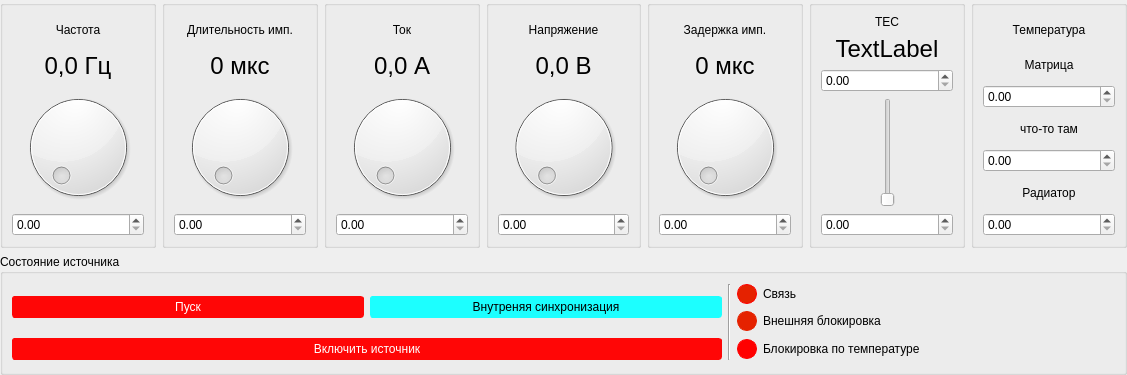
Qt form deviceform.ui (IlyaZh/FEDAL-modbus-emulator) before a commit.
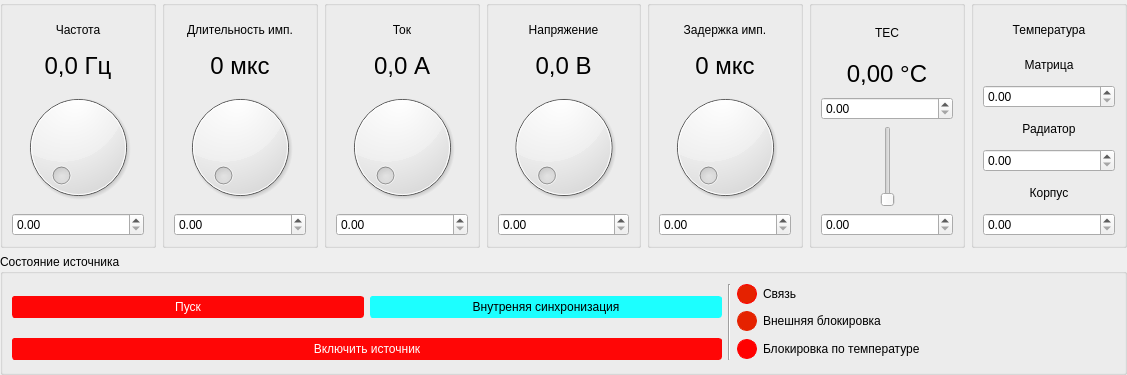
The same form after that commit.

What changed in the file:
```diff
--- a/deviceform.ui
+++ b/deviceform.ui
@@ -134,6 +134,12 @@
       </item>
       <item row="0" column="0" colspan="3">
        <widget class="QLabel" name="label_6">
+        <property name="minimumSize">
+         <size>
+          <width>0</width>
+          <height>35</height>
+         </size>
+        </property>
         <property name="text">
          <string>TEC</string>
         </property>
@@ -147,7 +153,7 @@
         <property name="minimumSize">
          <size>
           <width>120</width>
-          <height>0</height>
+          <height>35</height>
          </size>
         </property>
         <property name="font">
@@ -156,7 +162,7 @@
          </font>
         </property>
         <property name="text">
-         <string>TextLabel</string>
+         <string>0,00 °С</string>
         </property>
         <property name="alignment">
          <set>Qt::AlignCenter</set>
@@ -516,7 +522,7 @@
       <item row="3" column="0">
        <widget class="QLabel" name="label_16">
         <property name="text">
-         <string>что-то там</string>
+         <string>Радиатор</string>
         </property>
         <property name="alignment">
          <set>Qt::AlignCenter</set>
@@ -529,7 +535,7 @@
       <item row="5" column="0">
        <widget class="QLabel" name="label_15">
         <property name="text">
-         <string>Радиатор</string>
+         <string>Корпус</string>
         </property>
         <property name="alignment">
          <set>Qt::AlignCenter</set>
```
Left out of the diff: 4 changed lines with no effect on the pictures.
